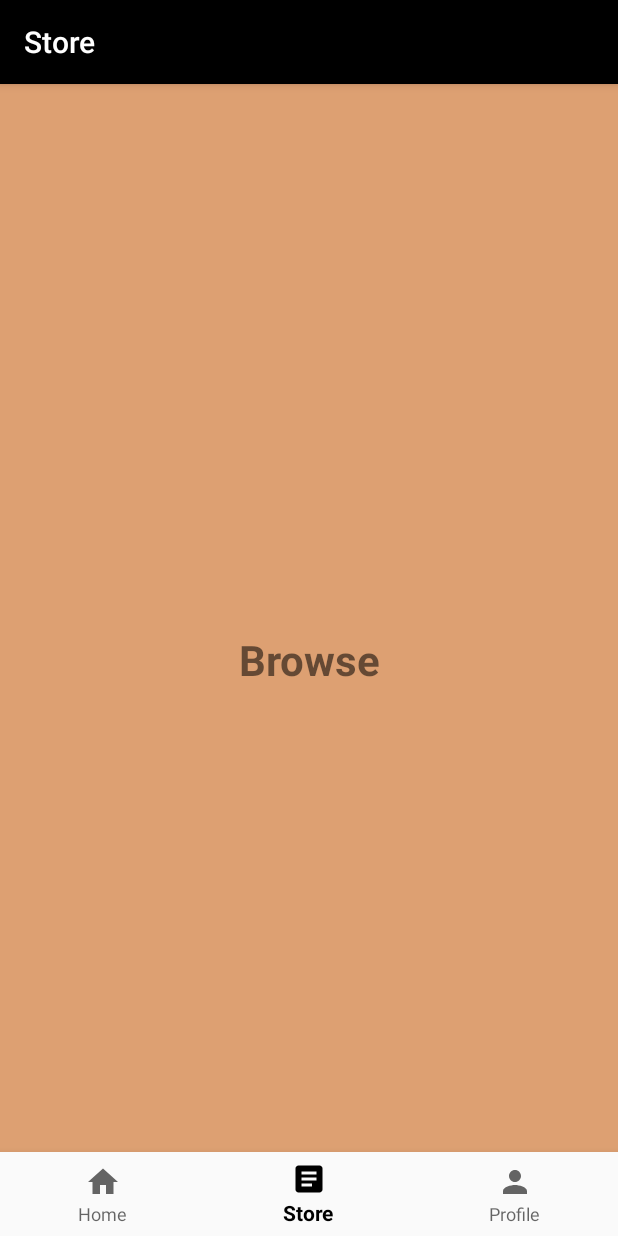
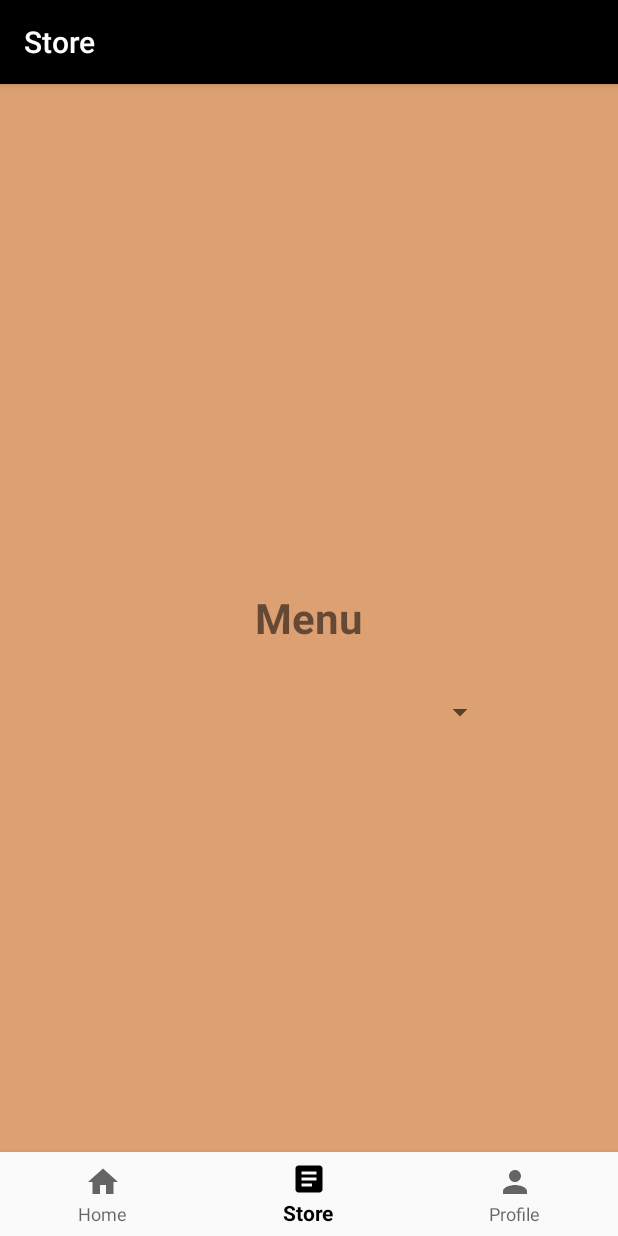
Before and after one commit to Cesarvieira14/TheCaffeShop, an Android app: the StoreFragment screen opened through its navigation route, on a phone screen of 412 x 824 dp. Run offline under Robolectric (Android 15) with nearby library versions, the phone set to English and light mode, and no system bars; our stand-ins replace navigation-ui.

Commit message:
name refactoring | starting menu page | small fixes

```diff
--- a/app/src/main/AndroidManifest.xml
+++ b/app/src/main/AndroidManifest.xml
@@ -17,10 +17,10 @@
             android:exported="false"
             android:label="@string/title_activity_home" />
         <activity
-            android:name=".RegisterPage"
+            android:name=".RegisterActivity"
             android:exported="false" />
         <activity
-            android:name=".LoginPage"
+            android:name=".LoginActivity"
             android:exported="false" />
         <activity
             android:name=".MainActivity"
--- a/app/src/main/java/com/example/thecaffeshop/HomeActivity.kt
+++ b/app/src/main/java/com/example/thecaffeshop/HomeActivity.kt
@@ -1,13 +1,14 @@
 package com.example.thecaffeshop
 
+import android.app.ActionBar
 import android.os.Bundle
-import com.google.android.material.bottomnavigation.BottomNavigationView
 import androidx.appcompat.app.AppCompatActivity
 import androidx.navigation.findNavController
 import androidx.navigation.ui.AppBarConfiguration
 import androidx.navigation.ui.setupActionBarWithNavController
 import androidx.navigation.ui.setupWithNavController
 import com.example.thecaffeshop.databinding.ActivityHomeBinding
+import com.google.android.material.bottomnavigation.BottomNavigationView
 
 class HomeActivity : AppCompatActivity() {
 
@@ -15,6 +16,8 @@ class HomeActivity : AppCompatActivity() {
 
     override fun onCreate(savedInstanceState: Bundle?) {
         super.onCreate(savedInstanceState)
+
+        // supportActionBar?.hide()
 
         binding = ActivityHomeBinding.inflate(layoutInflater)
         setContentView(binding.root)
--- a/app/src/main/java/com/example/thecaffeshop/LoginPage.kt
+++ b/app/src/main/java/com/example/thecaffeshop/LoginActivity.kt
@@ -13,14 +13,14 @@ import com.example.thecaffeshop.utils.Session.userId
 import com.example.thecaffeshop.utils.Session.userPreference
 import com.example.thecaffeshop.utils.Session.username
 
-class LoginPage : AppCompatActivity() {
+class LoginActivity : AppCompatActivity() {
 
     private val customerDBHelper: CustomerDBHelper = CustomerDBHelper(this)
 //    private val adminDBHelper: AdminDBHelper = AdminDBHelper(this)
 
     override fun onCreate(savedInstanceState: Bundle?) {
         super.onCreate(savedInstanceState)
-        setContentView(R.layout.activity_login_page)
+        setContentView(R.layout.activity_login)
 
         findViewById<Button>(R.id.btnLogin).setOnClickListener {
             handleLoginButtonClick()
@@ -38,7 +38,7 @@ class LoginPage : AppCompatActivity() {
     }
 
     private fun handleRegisterButtonClick() {
-        val register = Intent(this, RegisterPage::class.java)
+        val register = Intent(this, RegisterActivity::class.java)
         startActivity(register)
     }
 
--- a/app/src/main/java/com/example/thecaffeshop/MainActivity.kt
+++ b/app/src/main/java/com/example/thecaffeshop/MainActivity.kt
@@ -24,7 +24,7 @@ class MainActivity : AppCompatActivity() {
     }
 
     private fun handleStartButtonClick() {
-        val start = Intent (this, LoginPage::class.java)
+        val start = Intent (this, LoginActivity::class.java)
         startActivity(start)
     }
 }
--- a/app/src/main/java/com/example/thecaffeshop/Model/AdminDBHelper.kt
+++ b/app/src/main/java/com/example/thecaffeshop/Model/AdminDBHelper.kt
@@ -1,5 +1,6 @@
 package com.example.thecaffeshop.model
 
+import Constants.Companion.DB_NAME
 import android.annotation.SuppressLint
 import android.content.ContentValues
 import android.content.Context
@@ -7,10 +8,9 @@ import android.database.Cursor
 import android.database.sqlite.SQLiteDatabase
 import android.database.sqlite.SQLiteOpenHelper
 
-private val DataBaseName = "TheCaffeShopDb.db"
 private val ver: Int = 1
 
-class AdminDBHelper(context: Context) : SQLiteOpenHelper(context, DataBaseName, null, ver) {
+class AdminDBHelper(context: Context) : SQLiteOpenHelper(context, DB_NAME, null, ver) {
 
     /* Customer Table */
     val TableName = "Admins"
--- a/app/src/main/java/com/example/thecaffeshop/Model/CustomerDBHelper.kt
+++ b/app/src/main/java/com/example/thecaffeshop/Model/CustomerDBHelper.kt
@@ -1,5 +1,6 @@
 package com.example.thecaffeshop.model
 
+import Constants.Companion.DB_NAME
 import android.annotation.SuppressLint
 import android.content.ContentValues
 import android.content.Context
@@ -8,11 +9,9 @@ import android.database.sqlite.SQLiteDatabase
 import android.database.sqlite.SQLiteOpenHelper
 
 /* Database Config*/
-private const val DataBaseName = "TheCaffeShopDb.db"
 private const val ver: Int = 1
 
-
-class CustomerDBHelper(context: Context) : SQLiteOpenHelper(context, DataBaseName, null, ver) {
+class CustomerDBHelper(context: Context) : SQLiteOpenHelper(context, DB_NAME, null, ver) {
 
     /* Customer Table */
     val TableName = "Customers"
--- a/app/src/main/java/com/example/thecaffeshop/RegisterPage.kt
+++ b/app/src/main/java/com/example/thecaffeshop/RegisterActivity.kt
@@ -13,7 +13,7 @@ import com.example.thecaffeshop.model.User
 import com.example.thecaffeshop.model.CustomerDBHelper
 import com.example.thecaffeshop.utils.Encryption
 
-class RegisterPage : AppCompatActivity() {
+class RegisterActivity : AppCompatActivity() {
 
     private val customerDBHelper: CustomerDBHelper = CustomerDBHelper(this)
     private val adminDBHelper: AdminDBHelper = AdminDBHelper(this)
@@ -21,7 +21,7 @@ class RegisterPage : AppCompatActivity() {
 
     override fun onCreate(savedInstanceState: Bundle?) {
         super.onCreate(savedInstanceState)
-        setContentView(R.layout.activity_register_page)
+        setContentView(R.layout.activity_register)
 
         val actionBar: ActionBar? = supportActionBar
         // Enable the Up button
@@ -37,7 +37,7 @@ class RegisterPage : AppCompatActivity() {
         when (item.itemId) {
             android.R.id.home -> {
                 // Handle the Home button click
-                val intent = Intent(this, LoginPage::class.java)
+                val intent = Intent(this, LoginActivity::class.java)
                 startActivity(intent)
                 return true
             }
--- a/app/src/main/java/com/example/thecaffeshop/ui/home/HomeViewModel.kt
+++ b/app/src/main/java/com/example/thecaffeshop/ui/home/HomeViewModel.kt
@@ -1,9 +1,8 @@
 package com.example.thecaffeshop.ui.home
 
-import androidx.lifecycle.LiveData
-import androidx.lifecycle.MutableLiveData
-import androidx.lifecycle.ViewModel
+import android.app.Application
+import androidx.lifecycle.AndroidViewModel
 
-class HomeViewModel : ViewModel() {
+class HomeViewModel(application: Application) : AndroidViewModel(application) {
 
 }
--- a/app/src/main/java/com/example/thecaffeshop/ui/profile/ProfileFragment.kt
+++ b/app/src/main/java/com/example/thecaffeshop/ui/profile/ProfileFragment.kt
@@ -2,7 +2,6 @@ package com.example.thecaffeshop.ui.profile
 
 import android.content.Intent
 import android.os.Bundle
-import android.util.Log
 import android.view.LayoutInflater
 import android.view.View
 import android.view.ViewGroup
@@ -10,7 +9,7 @@ import android.widget.Button
 import android.widget.TextView
 import androidx.fragment.app.Fragment
 import androidx.lifecycle.ViewModelProvider
-import com.example.thecaffeshop.LoginPage
+import com.example.thecaffeshop.LoginActivity
 import com.example.thecaffeshop.databinding.FragmentProfileBinding
 import com.example.thecaffeshop.utils.Session
 import com.example.thecaffeshop.utils.Session.clearValues
@@ -70,7 +69,7 @@ class ProfileFragment : Fragment() {
         val userPrefs = Session.userPreference(this.requireActivity().applicationContext)
         userPrefs?.clearValues = {}
 
-        val login = Intent(this.context, LoginPage::class.java)
+        val login = Intent(this.context, LoginActivity::class.java)
         startActivity(login)
     }
 }
--- a/app/src/main/java/com/example/thecaffeshop/ui/store/StoreFragment.kt
+++ b/app/src/main/java/com/example/thecaffeshop/ui/store/StoreFragment.kt
@@ -4,6 +4,8 @@ import android.os.Bundle
 import android.view.LayoutInflater
 import android.view.View
 import android.view.ViewGroup
+import android.widget.ArrayAdapter
+import android.widget.Spinner
 import androidx.fragment.app.Fragment
 import androidx.lifecycle.ViewModelProvider
 import com.example.thecaffeshop.databinding.FragmentStoreBinding
@@ -19,11 +21,18 @@ class StoreFragment : Fragment() {
         container: ViewGroup?,
         savedInstanceState: Bundle?
     ): View {
-        val dashboardViewModel =
+        val storeViewModel =
             ViewModelProvider(this).get(StoreViewModel::class.java)
 
         _binding = FragmentStoreBinding.inflate(inflater, container, false)
         val root: View = binding.root
+
+        val productsSpinner: Spinner = binding.productsSpinner
+//        storeViewModel.products.observe(viewLifecycleOwner) {
+//            val adp: ArrayAdapter<String> = ArrayAdapter(this, android.R.layout.simple_spinner_dropdown_item, it.arr);
+//
+//            productsSpinner.adapter = adp
+//        }
 
         return root
     }
--- a/app/src/main/java/com/example/thecaffeshop/ui/store/StoreViewModel.kt
+++ b/app/src/main/java/com/example/thecaffeshop/ui/store/StoreViewModel.kt
@@ -1,9 +1,16 @@
 package com.example.thecaffeshop.ui.store
 
+import android.app.Application
+import androidx.lifecycle.AndroidViewModel
 import androidx.lifecycle.LiveData
 import androidx.lifecycle.MutableLiveData
-import androidx.lifecycle.ViewModel
+import com.example.thecaffeshop.model.Product
+import com.example.thecaffeshop.model.ProductDBHelper
 
-class StoreViewModel : ViewModel() {
+class StoreViewModel(application: Application) : AndroidViewModel(application) {
+    private val productDBHelper: ProductDBHelper = ProductDBHelper(application.applicationContext)
 
+    val products: MutableLiveData<ArrayList<Product>> by lazy {
+        MutableLiveData<ArrayList<Product>>(productDBHelper.getAllProducts())
+    }
 }
--- /dev/null
+++ b/app/src/main/java/com/example/thecaffeshop/utils/Constants.kt
@@ -0,0 +1,5 @@
+class Constants() {
+    companion object {
+        val DB_NAME = "TheCaffeShopDb.db"
+    }
+}
--- a/app/src/main/res/layout/activity_login_page.xml
+++ b/app/src/main/res/layout/activity_login.xml
@@ -7,7 +7,7 @@
     android:background="#DDA072"
     android:gravity="center"
     android:orientation="vertical"
-    tools:context=".LoginPage">
+    tools:context=".LoginActivity">
 
     <TextView
         android:id="@+id/txtTitle"
--- a/app/src/main/res/layout/activity_register_page.xml
+++ b/app/src/main/res/layout/activity_register.xml
@@ -7,7 +7,7 @@
     android:background="#DDA072"
     android:gravity="center"
     android:orientation="vertical"
-    tools:context=".RegisterPage">
+    tools:context=".RegisterActivity">
 
     <TextView
         android:id="@+id/txtRegister"
--- a/app/src/main/res/layout/fragment_store.xml
+++ b/app/src/main/res/layout/fragment_store.xml
@@ -9,11 +9,19 @@
     tools:context=".ui.store.StoreFragment">
 
     <TextView
-        android:id="@+id/text_dashboard"
         android:layout_width="match_parent"
         android:layout_height="wrap_content"
+        android:layout_marginBottom="32dp"
+        android:text="@string/store_page_title"
         android:textAlignment="center"
         android:textSize="28sp"
-        android:textStyle="bold"
-        android:text="@string/store_page_title"/>
+        android:textStyle="bold" />
+
+    <Spinner
+        android:id="@+id/products_spinner"
+        android:layout_width="250dp"
+        android:layout_height="wrap_content"
+        android:padding="12dp"
+        android:spinnerMode="dropdown" />
+
 </LinearLayout>
--- a/app/src/main/res/values/strings.xml
+++ b/app/src/main/res/values/strings.xml
@@ -5,7 +5,7 @@
     <string name="title_store">Store</string>
     <string name="title_profile">Profile</string>
     <string name="home_page_title">Welcome</string>
-    <string name="store_page_title">Browse</string>
+    <string name="store_page_title">Menu</string>
     <string name="profile_page_title">Your profile</string>
     <string name="profile_email_text">Email: </string>
     <string name="profile_username_text">Username: </string>
```
Also changed, not shown: app/src/main/java/com/example/thecaffeshop/Model/Product.kt (added, +21 -0 lines), app/src/main/java/com/example/thecaffeshop/Model/ProductDBHelper.kt (added, +74 -0 lines).
